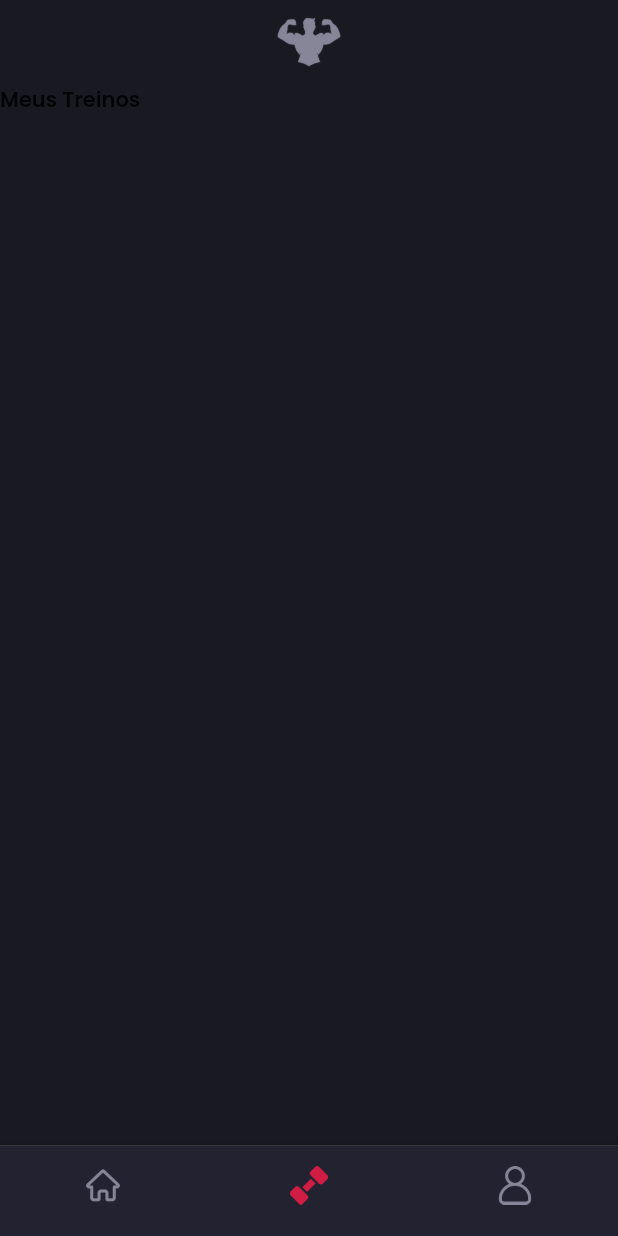
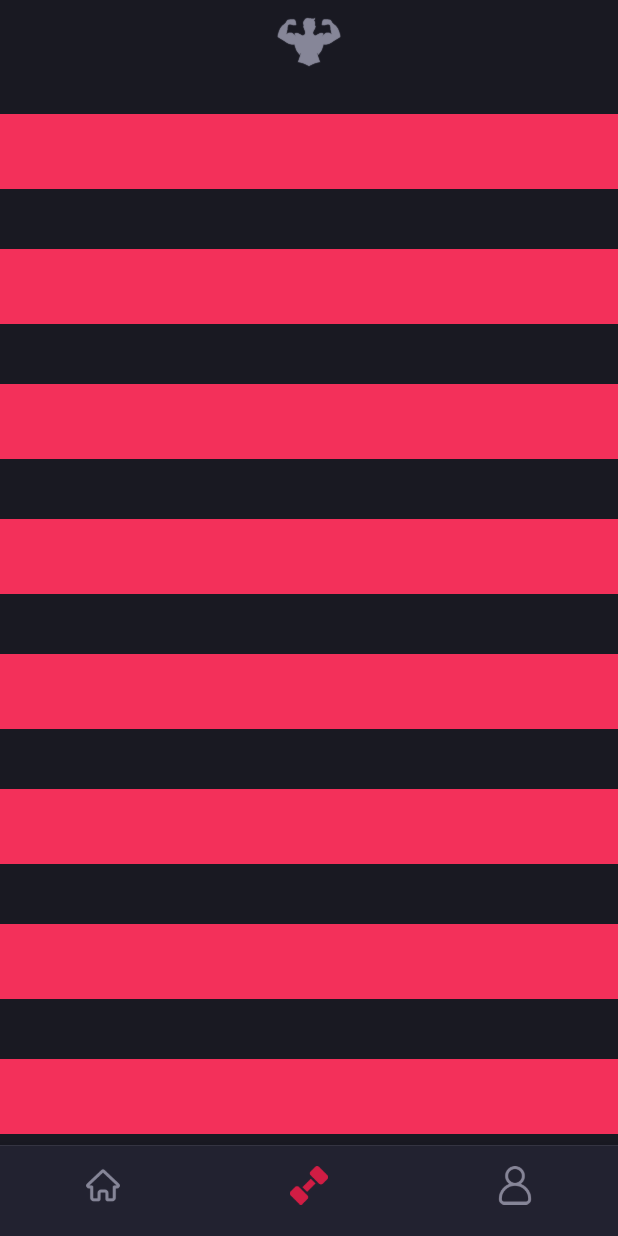
Before and after one commit to brunodeev/gym_app, a Flutter app: the screen it shows after launch, item 2 of the bottom bar chosen, on a phone screen of 412 x 824 dp. Run offline on Flutter 3.47's test engine with Material 2 defaults, Android fonts, the phone set to English and light mode, and no system bars.

Commit message:
criação das novas telas

```diff
--- a/lib/views/new.dart
+++ b/lib/views/home_page.dart
@@ -1,16 +1,14 @@
 import 'package:flutter/material.dart';
 import 'package:gym_app/constants/colors.dart';
 
-class New extends StatelessWidget {
-  const New(this.title, {super.key});
-
-  final String title;
+class HomePage extends StatelessWidget {
+  const HomePage({super.key});
 
   @override
   Widget build(BuildContext context) {
-    return Scaffold(
+    return const Scaffold(
       backgroundColor: kPrimaryColor,
-      body: Text(title),
+      body: Text('Just a test'),
     );
   }
 }
--- a/lib/views/main_page.dart
+++ b/lib/views/main_page.dart
@@ -1,6 +1,8 @@
 import 'package:flutter/material.dart';
 import 'package:gym_app/constants/colors.dart';
-import 'package:gym_app/views/new.dart';
+import 'package:gym_app/views/home_page.dart';
+import 'package:gym_app/views/profile_page.dart';
+import 'package:gym_app/views/training_page.dart';
 
 import '../components/default_app_bar.dart';
 
@@ -14,9 +16,9 @@ class MainPage extends StatefulWidget {
 class _MainPageState extends State<MainPage> {
   int _index = 0;
   final List<Widget> _telas = [
-    const New("Minha conta"),
-    const New("Meus Treinos"),
-    const New("Meus pedidos"),
+    const HomePage(),
+    const TrainingPage(),
+    const ProfilePage(),
   ];
   @override
   Widget build(BuildContext context) {
--- /dev/null
+++ b/lib/views/profile_page.dart
@@ -0,0 +1,21 @@
+import 'package:flutter/material.dart';
+
+import '../constants/colors.dart';
+
+class ProfilePage extends StatelessWidget {
+  const ProfilePage({super.key});
+
+  @override
+  Widget build(BuildContext context) {
+    return Scaffold(
+      backgroundColor: kPrimaryColor,
+      body: Container(
+        height: 40,
+        width: double.infinity,
+        decoration: const BoxDecoration(
+          color: kAccentColor,
+        ),
+      ),
+    );
+  }
+}
--- /dev/null
+++ b/lib/views/training_page.dart
@@ -0,0 +1,82 @@
+import 'package:flutter/material.dart';
+import 'package:gym_app/constants/colors.dart';
+
+class TrainingPage extends StatelessWidget {
+  const TrainingPage({super.key});
+
+  @override
+  Widget build(BuildContext context) {
+    return Scaffold(
+      backgroundColor: kPrimaryColor,
+      body: ListView(
+        physics: const BouncingScrollPhysics(),
+        children: [
+          Container(
+            margin: const EdgeInsets.symmetric(vertical: 20),
+            height: 50,
+            width: double.infinity,
+            decoration: const BoxDecoration(
+              color: kAccentColor,
+            ),
+          ),
+          Container(
+            margin: const EdgeInsets.symmetric(vertical: 20),
+            height: 50,
+            width: double.infinity,
+            decoration: const BoxDecoration(
+              color: kAccentColor,
+            ),
+          ),
+          Container(
+            margin: const EdgeInsets.symmetric(vertical: 20),
+            height: 50,
+            width: double.infinity,
+            decoration: const BoxDecoration(
+              color: kAccentColor,
+            ),
+          ),
+          Container(
+            margin: const EdgeInsets.symmetric(vertical: 20),
+            height: 50,
+            width: double.infinity,
+            decoration: const BoxDecoration(
+              color: kAccentColor,
+            ),
+          ),
+          Container(
+            margin: const EdgeInsets.symmetric(vertical: 20),
+            height: 50,
+            width: double.infinity,
+            decoration: const BoxDecoration(
+              color: kAccentColor,
+            ),
+          ),
+          Container(
+            margin: const EdgeInsets.symmetric(vertical: 20),
+            height: 50,
+            width: double.infinity,
+            decoration: const BoxDecoration(
+              color: kAccentColor,
+            ),
+          ),
+          Container(
+            margin: const EdgeInsets.symmetric(vertical: 20),
+            height: 50,
+            width: double.infinity,
+            decoration: const BoxDecoration(
+              color: kAccentColor,
+            ),
+          ),
+          Container(
+            margin: const EdgeInsets.symmetric(vertical: 20),
+            height: 50,
+            width: double.infinity,
+            decoration: const BoxDecoration(
+              color: kAccentColor,
+            ),
+          ),
+        ],
+      ),
+    );
+  }
+}
```
Also changed, not shown: lib/components/training_card.dart (added).
